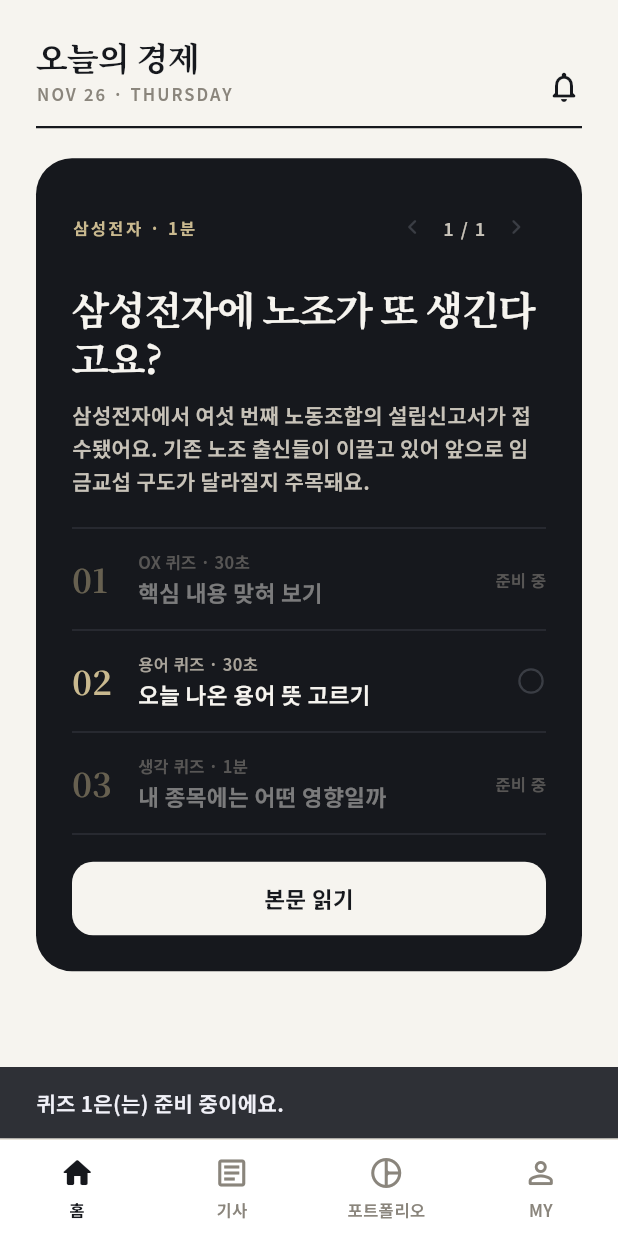
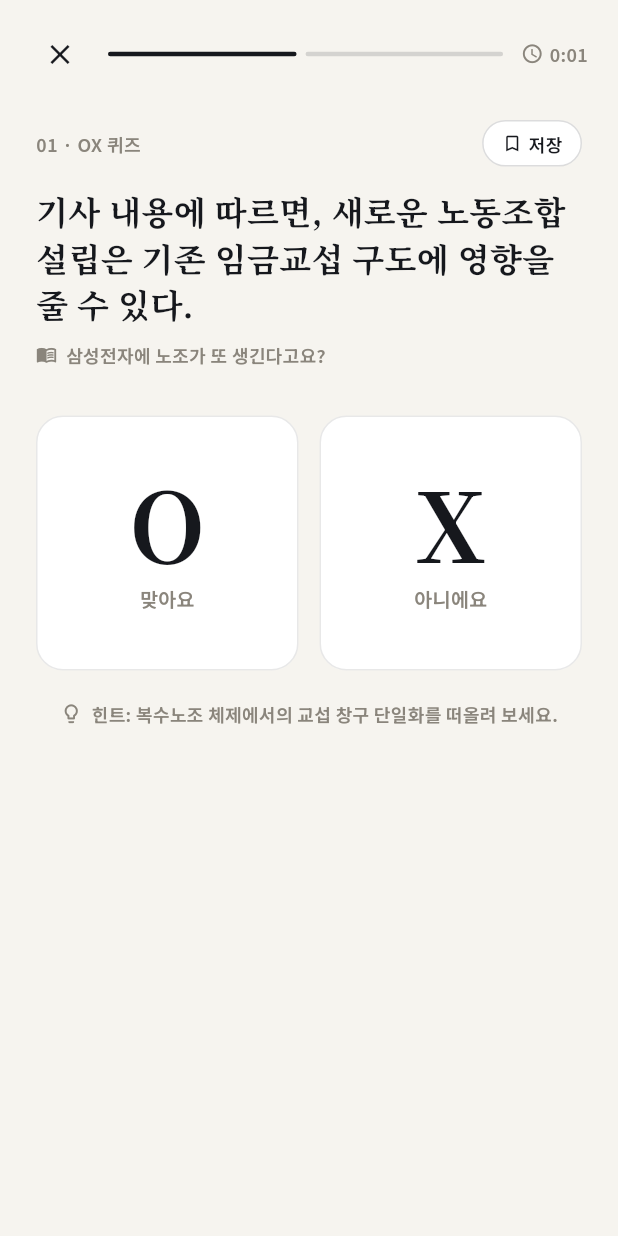
Before and after one commit to Oneul-Economy/Oneul-Economy, a Flutter app: the screen it shows after launch, after a tap on "01", on a phone screen of 412 x 824 dp. Run offline on Flutter 3.47's test engine with Material 3 defaults, Android fonts, the phone set to English and light mode, and no system bars; project files that could hold a hidden picture were left out.

Commit message:
feat: 화면 UI 세부사항 완성 및 메인 탭·OX 퀴즈 연결

```diff
--- a/Frontend/lib/screens/home_screen.dart
+++ b/Frontend/lib/screens/home_screen.dart
@@ -4,11 +4,13 @@ import 'package:flutter/material.dart';
 import 'package:flutter/services.dart';
 
 import '../models/news.dart';
+import '../models/ox_quiz.dart';
 import '../models/quiz.dart';
 import '../theme/app_colors.dart';
 import '../theme/app_fonts.dart';
 import '../widgets/news_card.dart';
 import 'news_detail_screen.dart';
+import 'ox_quiz_screen.dart';
 import 'quiz_screen.dart';
 
 /// 앱에 넣어 둔 샘플 JSON 기사들. (서버 연결 전 임시)
@@ -95,7 +97,44 @@ class _HomeScreenState extends State<HomeScreen> {
     );
   }
 
+  OxQuiz _buildSampleOxQuiz(News news) {
+    return OxQuiz(
+      newsId: news.id,
+      quizzes: const [
+        OxQuizItem(
+          id: 'ox-1',
+          question: '기사 내용에 따르면, 새로운 노동조합 설립은 기존 임금교섭 구도에 영향을 줄 수 있다.',
+          answer: true,
+          hint: '복수노조 체제에서의 교섭 창구 단일화를 떠올려 보세요.',
+          explanation: '새 노조가 설립되면 대표 교섭 노조 선정과 임금교섭 구도에 변화가 생길 수 있습니다.',
+          evidence: '기사 요약: 임금교섭 구도가 바뀔 수 있어요.',
+        ),
+        OxQuizItem(
+          id: 'ox-2',
+          question: '환율이 상승하면 수출 비중이 높은 기업의 원화 환산 매출은 항상 감소한다.',
+          answer: false,
+          hint: '달러로 번 돈을 원화로 바꿀 때를 생각해 보세요.',
+          explanation: '원·달러 환율이 오르면 같은 달러 매출이라도 원화로 환산했을 때 금액이 커져 수출 기업에 유리할 수 있습니다.',
+          evidence: '수출 기업은 환율 상승 시 원화 기준 매출이 늘어나는 효과가 있습니다.',
+        ),
+      ],
+    );
+  }
+
   void _handleQuizTap(News news, int quizIndex) {
+    if (quizIndex == 0) {
+      Navigator.push(
+        context,
+        MaterialPageRoute(
+          builder: (_) => OxQuizScreen(
+            quiz: _buildSampleOxQuiz(news),
+            news: news,
+          ),
+        ),
+      );
+      return;
+    }
+
     if (quizIndex != 1) {
       _showQuizComingSoon(quizIndex);
       return;
--- a/Frontend/lib/screens/main_shell.dart
+++ b/Frontend/lib/screens/main_shell.dart
@@ -1,11 +1,13 @@
 import 'package:flutter/material.dart';
 
 import '../theme/app_colors.dart';
-import '../widgets/empty_message.dart';
+import 'article_tab_screen.dart';
 import 'home_screen.dart';
-import 'my_screen.dart';
+import 'journal_screens.dart';
+import 'my_profile_screens.dart';
+import 'portfolio_screens.dart';
 
-/// 하단 메뉴바(홈 / 기사 / 포트폴리오 / MY)가 있는 앱의 뼈대.
+/// 하단 메뉴바(홈 / 기사 / 포트폴리오 / 일지 / MY)가 있는 앱의 뼈대.
 ///
 /// 탭을 바꿔도 각 화면 상태(스크롤 위치 등)가 남도록 IndexedStack을 쓴다.
 /// 본문·기사집 같은 하위 화면은 Navigator.push로 이 위에 덮어서 연다.
@@ -32,6 +34,11 @@ class _MainShellState extends State<MainShell> {
       label: '포트폴리오',
     ),
     (
+      icon: Icons.edit_outlined,
+      selectedIcon: Icons.edit_rounded,
+      label: '일지',
+    ),
+    (
       icon: Icons.person_outline_rounded,
       selectedIcon: Icons.person_rounded,
       label: 'MY',
@@ -40,9 +47,10 @@ class _MainShellState extends State<MainShell> {
 
   static const _screens = [
     HomeScreen(),
-    _ComingSoonScreen(icon: Icons.article_outlined, title: '기사'),
-    _ComingSoonScreen(icon: Icons.pie_chart_outline_rounded, title: '포트폴리오'),
-    MyScreen(),
+    ArticleTabScreen(),
+    PortfolioTabScreen(),
+    JournalTabScreen(),
+    MyTabScreen(),
   ];
 
   @override
@@ -57,7 +65,7 @@ class _MainShellState extends State<MainShell> {
   }
 }
 
-/// Figma 교육형 홈 하단 탭(node 15-224) 모양: 흰 배경, 위 구분선,
+/// Figma 교육형 홈 하단 탭 모양: 흰 배경, 위 구분선,
 /// 선택된 탭만 진한 글자색 + 굵게, 나머지는 muted.
 class _BottomBar extends StatelessWidget {
   const _BottomBar({required this.index, required this.onTap});
@@ -132,18 +140,3 @@ class _BottomBarItem extends StatelessWidget {
     );
   }
 }
-
-/// 아직 내용이 없는 탭에 띄우는 "준비 중" 화면.
-class _ComingSoonScreen extends StatelessWidget {
-  const _ComingSoonScreen({required this.icon, required this.title});
-
-  final IconData icon;
-  final String title;
-
-  @override
-  Widget build(BuildContext context) {
-    return Scaffold(
-      body: EmptyMessage(icon: icon, message: '$title 화면은 준비 중이에요.'),
-    );
-  }
-}
--- a/Frontend/lib/screens/onboarding_auth_screens.dart
+++ b/Frontend/lib/screens/onboarding_auth_screens.dart
@@ -327,7 +327,7 @@ class _EmailLoginScreenState extends State<EmailLoginScreen> {
                 ),
               ),
               const SizedBox(height: 28),
-              _FieldLabel('이메일'),
+              _fieldLabel('이메일'),
               const SizedBox(height: 6),
               TextField(
                 controller: _emailController,
@@ -337,7 +337,7 @@ class _EmailLoginScreenState extends State<EmailLoginScreen> {
                 ),
               ),
               const SizedBox(height: 16),
-              _FieldLabel('비밀번호'),
+              _fieldLabel('비밀번호'),
               const SizedBox(height: 6),
               TextField(
                 controller: _passwordController,
@@ -507,14 +507,14 @@ class _SignUpScreenState extends State<SignUpScreen> {
                 ),
               ),
               const SizedBox(height: 22),
-              _FieldLabel('이메일'),
+              _fieldLabel('이메일'),
               const SizedBox(height: 6),
               TextField(
                 controller: _emailController,
                 decoration: _inputDecoration(hint: 'jimin@gmail.com'),
               ),
               const SizedBox(height: 16),
-              _FieldLabel('비밀번호'),
+              _fieldLabel('비밀번호'),
               const SizedBox(height: 6),
               TextField(
                 controller: _pwController,
@@ -531,7 +531,7 @@ class _SignUpScreenState extends State<SignUpScreen> {
                 ),
               ),
               const SizedBox(height: 14),
-              _FieldLabel('비밀번호 확인'),
+              _fieldLabel('비밀번호 확인'),
               const SizedBox(height: 6),
               TextField(
                 controller: _pwConfirmController,
@@ -741,14 +741,14 @@ class _OnboardingBasicInfoScreenState extends State<OnboardingBasicInfoScreen> {
                 ),
               ),
               const SizedBox(height: 24),
-              _FieldLabel('이름'),
+              _fieldLabel('이름'),
               const SizedBox(height: 6),
               TextField(
                 controller: _nameController,
                 decoration: _inputDecoration(hint: '이름 입력'),
               ),
               const SizedBox(height: 16),
-              _FieldLabel('나이'),
+              _fieldLabel('나이'),
               const SizedBox(height: 6),
               TextField(
                 controller: _ageController,
@@ -759,7 +759,7 @@ class _OnboardingBasicInfoScreenState extends State<OnboardingBasicInfoScreen> {
                 ),
               ),
               const SizedBox(height: 18),
-              _FieldLabel('연 수입'),
+              _fieldLabel('연 수입'),
               const SizedBox(height: 10),
               Wrap(
                 spacing: 8,
@@ -948,7 +948,7 @@ class _OnboardingInterestsScreenState extends State<OnboardingInterestsScreen> {
                         ),
                       ),
                       const SizedBox(height: 20),
-                      _FieldLabel('인기 종목'),
+                      _fieldLabel('인기 종목'),
                       const SizedBox(height: 10),
                       Wrap(
                         spacing: 8,
@@ -967,7 +967,7 @@ class _OnboardingInterestsScreenState extends State<OnboardingInterestsScreen> {
                         }).toList(),
                       ),
                       const SizedBox(height: 22),
-                      _FieldLabel('관심 키워드'),
+                      _fieldLabel('관심 키워드'),
                       const SizedBox(height: 10),
                       Wrap(
                         spacing: 8,
@@ -1095,7 +1095,7 @@ class OnboardingStepBar extends StatelessWidget {
   }
 }
 
-Widget _FieldLabel(String text) {
+Widget _fieldLabel(String text) {
   return Text(
     text,
     style: TextStyle(
--- a/Frontend/lib/screens/onboarding_portfolio_screens.dart
+++ b/Frontend/lib/screens/onboarding_portfolio_screens.dart
@@ -532,9 +532,9 @@ class OnboardingPortfolioResultScreen extends StatelessWidget {
                   children: [
                     Row(
                       children: [
-                        Expanded(flex: 3, child: _HeaderText('종목')),
-                        Expanded(flex: 2, child: _HeaderText('수량', right: true)),
-                        Expanded(flex: 3, child: _HeaderText('평균 단가', right: true)),
+                        Expanded(flex: 3, child: _headerText('종목')),
+                        Expanded(flex: 2, child: _headerText('수량', right: true)),
+                        Expanded(flex: 3, child: _headerText('평균 단가', right: true)),
                       ],
                     ),
                     const SizedBox(height: 12),
@@ -632,7 +632,7 @@ class OnboardingPortfolioResultScreen extends StatelessWidget {
   }
 }
 
-Widget _HeaderText(String text, {bool right = false}) {
+Widget _headerText(String text, {bool right = false}) {
   return Text(
     text,
     textAlign: right ? TextAlign.right : TextAlign.left,
--- a/Frontend/lib/widgets/news_card.dart
+++ b/Frontend/lib/widgets/news_card.dart
@@ -96,7 +96,7 @@ class NewsCard extends StatelessWidget {
                 number: i + 1,
                 label: _quizzes[i].label,
                 title: _quizzes[i].title,
-                isComingSoon: i != 1, // 0(OX), 2(생각)은 준비 중, 1(용어)만 활성
+                isComingSoon: i == 2, // 2(생각)은 준비 중, 나머지 활성
                 onTap: () => onQuizTap?.call(i),
               ),
             const SizedBox(height: 18),
```
